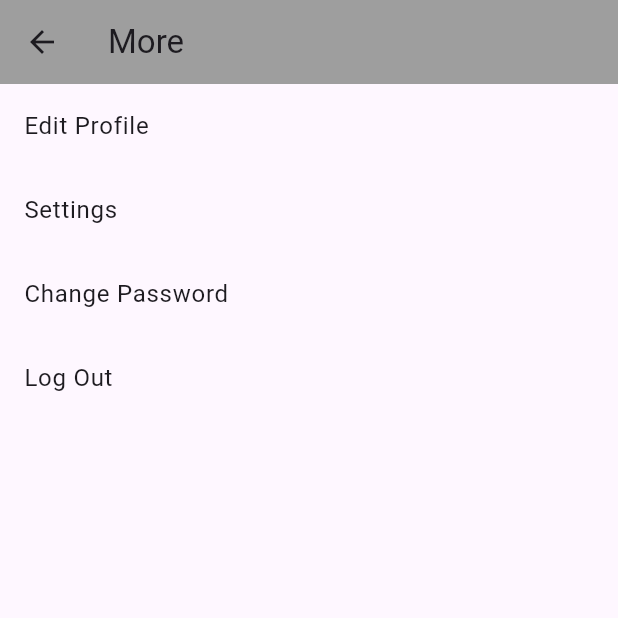
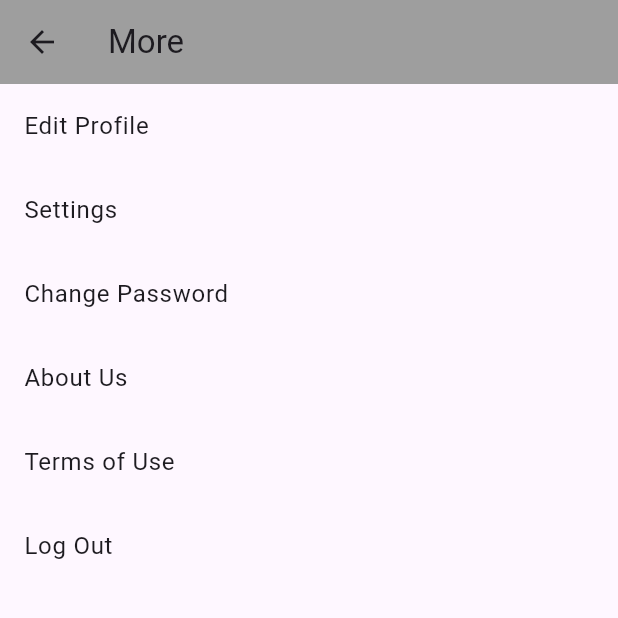
Before and after one commit to RussellStevenson/attendance_app, a Flutter app: the MoreScreen screen opened directly, on a phone screen of 412 x 824 dp, the top half of it. Run offline on Flutter 3.47's test engine with Material 3 defaults, Android fonts, the phone set to English and light mode, and no system bars.

Commit message:
first commit

```diff
--- a/lib/more_screen.dart
+++ b/lib/more_screen.dart
@@ -35,6 +35,18 @@ class MoreScreen extends StatelessWidget {
             },
           ),
           ListTile(
+            title: const Text('About Us'),
+            onTap: () {
+              Navigator.of(context).pop();
+            },
+          ),
+          ListTile(
+            title: const Text('Terms of Use'),
+            onTap: () {
+              Navigator.of(context).pop();
+            },
+          ),
+          ListTile(
             title: const Text('Log Out'),
             onTap: () {
               Navigator.pushReplacement(
```
